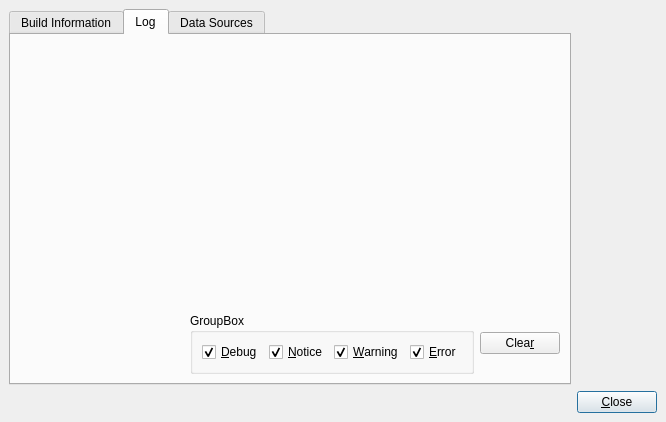
First picture: the form in src/libkstapp/debugdialog.ui, repository Kst-plot/kst, before the edit.
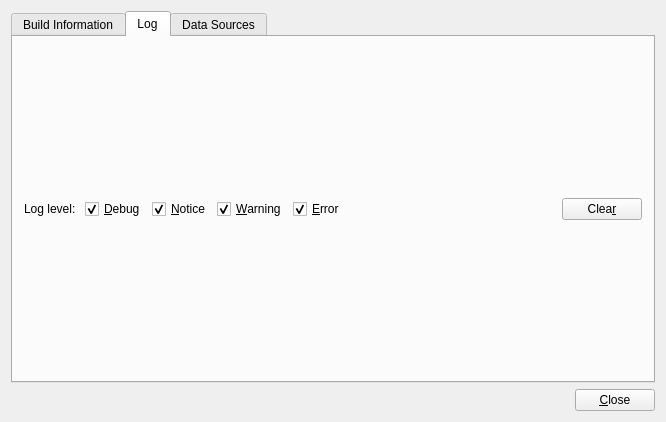
Second picture: the form after the edit. The open tabs and pages were chosen to show the change.

Commit message: Fix completely broken layout of DebugDialog, which was wasting an awful lot of space. Remark: the mesages provided by the ASCII datasource seem to be of type "Notice", I think "Debug" would be better.

What changed in the file:
```diff
--- a/src/libkstapp/debugdialog.ui
+++ b/src/libkstapp/debugdialog.ui
@@ -13,37 +13,8 @@
   <property name="windowTitle">
    <string>Kst Debug Dialog</string>
   </property>
-  <layout class="QGridLayout">
-   <property name="margin">
-    <number>9</number>
-   </property>
-   <property name="spacing">
-    <number>6</number>
-   </property>
-   <item row="2" column="0">
-    <spacer>
-     <property name="orientation">
-      <enum>Qt::Horizontal</enum>
-     </property>
-     <property name="sizeType">
-      <enum>QSizePolicy::Expanding</enum>
-     </property>
-     <property name="sizeHint" stdset="0">
-      <size>
-       <width>421</width>
-       <height>20</height>
-      </size>
-     </property>
-    </spacer>
-   </item>
-   <item row="2" column="1">
-    <widget class="QPushButton" name="_close">
-     <property name="text">
-      <string>&amp;Close</string>
-     </property>
-    </widget>
-   </item>
-   <item row="1" column="0">
+  <layout class="QVBoxLayout" name="verticalLayout">
+   <item>
     <widget class="QTabWidget" name="_tabs">
      <property name="currentIndex">
       <number>2</number>
@@ -117,59 +88,20 @@
       <attribute name="title">
        <string>Log</string>
       </attribute>
-      <layout class="QGridLayout">
-       <property name="margin">
-        <number>9</number>
-       </property>
-       <property name="spacing">
-        <number>6</number>
-       </property>
-       <item row="1" column="0">
-        <spacer>
-         <property name="orientation">
-          <enum>Qt::Horizontal</enum>
-         </property>
-         <property name="sizeHint" stdset="0">
-          <size>
-           <width>221</width>
-           <height>20</height>
-          </size>
-         </property>
-        </spacer>
+      <layout class="QVBoxLayout" name="verticalLayout_2">
+       <item>
+        <layout class="QGridLayout" name="_logTabLayout"/>
        </item>
-       <item row="1" column="1">
-        <widget class="QGroupBox" name="groupBox">
-         <property name="title">
-          <string>GroupBox</string>
-         </property>
-         <layout class="QGridLayout">
-          <property name="margin">
-           <number>9</number>
-          </property>
-          <property name="spacing">
-           <number>6</number>
-          </property>
-          <item row="0" column="1">
-           <widget class="QCheckBox" name="_showNotice">
+       <item>
+        <layout class="QHBoxLayout" name="_logTabButtonsLayout">
+         <item>
+          <widget class="QLabel" name="label">
             <property name="text">
-             <string>&amp;Notice</string>
-            </property>
-            <property name="checked">
-             <bool>true</bool>
-            </property>
-           </widget>
-          </item>
-          <item row="0" column="3">
-           <widget class="QCheckBox" name="_showError">
-            <property name="text">
-             <string>&amp;Error</string>
-            </property>
-            <property name="checked">
-             <bool>true</bool>
-            </property>
-           </widget>
-          </item>
-          <item row="0" column="0">
+            <string>Log level: </string>
+           </property>
+          </widget>
+         </item>
+         <item>
            <widget class="QCheckBox" name="_showDebug">
             <property name="text">
              <string>&amp;Debug</string>
@@ -179,7 +111,17 @@
             </property>
            </widget>
           </item>
-          <item row="0" column="2">
+         <item>
+          <widget class="QCheckBox" name="_showNotice">
+           <property name="text">
+            <string>&amp;Notice</string>
+           </property>
+           <property name="checked">
+            <bool>true</bool>
+           </property>
+          </widget>
+         </item>
+         <item>
            <widget class="QCheckBox" name="_showWarning">
             <property name="text">
              <string>&amp;Warning</string>
@@ -189,28 +131,37 @@
             </property>
            </widget>
           </item>
-         </layout>
-        </widget>
-       </item>
-       <item row="1" column="2">
+         <item>
+          <widget class="QCheckBox" name="_showError">
+           <property name="text">
+            <string>&amp;Error</string>
+           </property>
+           <property name="checked">
+            <bool>true</bool>
+           </property>
+          </widget>
+         </item>
+         <item>
+          <spacer>
+           <property name="orientation">
+            <enum>Qt::Horizontal</enum>
+           </property>
+           <property name="sizeHint" stdset="0">
+            <size>
+             <width>221</width>
+             <height>20</height>
+            </size>
+           </property>
+          </spacer>
+         </item>
+         <item>
         <widget class="QPushButton" name="_clear">
          <property name="text">
           <string>Clea&amp;r</string>
          </property>
         </widget>
        </item>
-       <item row="0" column="1">
-        <spacer name="verticalSpacer">
-         <property name="orientation">
-          <enum>Qt::Vertical</enum>
-         </property>
-         <property name="sizeHint" stdset="0">
-          <size>
-           <width>20</width>
-           <height>40</height>
-          </size>
-         </property>
-        </spacer>
+        </layout>
        </item>
       </layout>
      </widget>
@@ -246,6 +197,33 @@
      </widget>
     </widget>
    </item>
+   <item>
+    <layout class="QHBoxLayout" name="horizontalLayout">
+     <item>
+      <spacer>
+       <property name="orientation">
+        <enum>Qt::Horizontal</enum>
+       </property>
+       <property name="sizeType">
+        <enum>QSizePolicy::Expanding</enum>
+       </property>
+       <property name="sizeHint" stdset="0">
+        <size>
+         <width>421</width>
+         <height>20</height>
+        </size>
+       </property>
+      </spacer>
+     </item>
+     <item>
+      <widget class="QPushButton" name="_close">
+       <property name="text">
+        <string>&amp;Close</string>
+       </property>
+      </widget>
+     </item>
+    </layout>
+   </item>
   </layout>
  </widget>
  <layoutdefault spacing="6" margin="11"/>
```
Left out of the diff: 11 changed lines with no effect on the pictures. Lines whose indentation alone changed are shown as unchanged. The commit also changes 1 other file.
